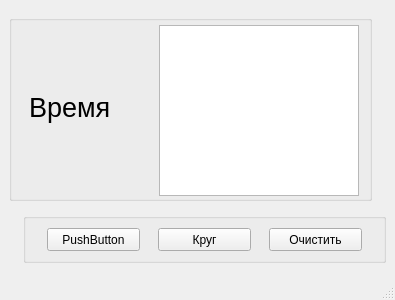
First picture: the form in mainwindow.ui, repository Dat-Thresh/qt-homeworks-05, before the edit.
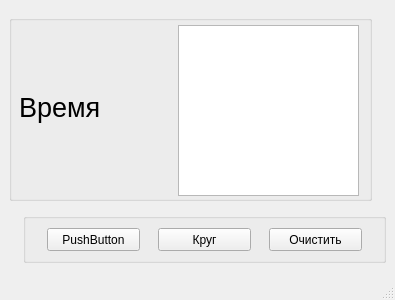
Second picture: the form after the edit.

Commit message: Msecs now are showing at label

Patch:
```diff
--- a/mainwindow.ui
+++ b/mainwindow.ui
@@ -50,9 +50,9 @@
       <widget class="QTextBrowser" name="textB_results">
        <property name="geometry">
         <rect>
-         <x>150</x>
+         <x>169</x>
          <y>10</y>
-         <width>200</width>
+         <width>181</width>
          <height>171</height>
         </rect>
        </property>
@@ -66,9 +66,9 @@
       <widget class="QLabel" name="lb_Time">
        <property name="geometry">
         <rect>
-         <x>20</x>
+         <x>10</x>
          <y>70</y>
-         <width>120</width>
+         <width>151</width>
          <height>44</height>
         </rect>
        </property>
```
The commit also changes 3 other files.
